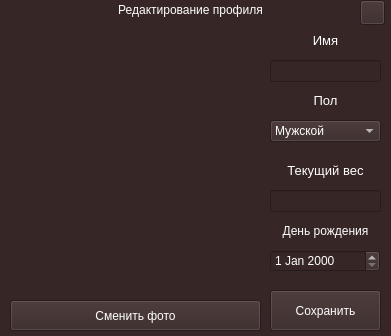
This is Program/new_design/profile.ui in Daniil-Solo/Training-tracker as Qt 5 draws it before an edit. The edited form follows.
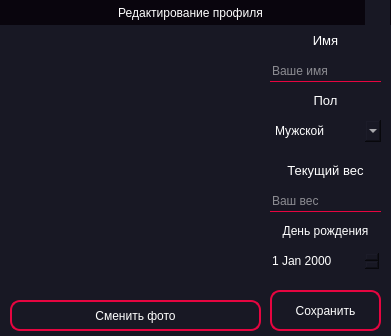
This is the edited form. Icons and pictures are not drawn.

Commit message: add style and color

```diff
--- a/Program/new_design/profile.ui
+++ b/Program/new_design/profile.ui
@@ -31,6 +31,11 @@
   <property name="windowTitle">
    <string>MainWindow</string>
   </property>
+  <property name="styleSheet">
+   <string notr="true">*{
+border:none;
+}</string>
+  </property>
   <widget class="QWidget" name="centralwidget">
    <property name="sizePolicy">
     <sizepolicy hsizetype="Fixed" vsizetype="Fixed">
@@ -39,20 +44,30 @@
     </sizepolicy>
    </property>
    <property name="styleSheet">
-    <string notr="true">color: rgb(255, 255, 255);
-background-color: rgb(54, 38, 38);</string>
+    <string notr="true">*{
+background-color: rgb(24, 24, 36);
+color: rgb(255, 255, 255)
+}</string>
    </property>
    <widget class="QPushButton" name="pushButton">
     <property name="geometry">
      <rect>
-      <x>360</x>
+      <x>365</x>
       <y>0</y>
       <width>25</width>
       <height>25</height>
      </rect>
     </property>
     <property name="styleSheet">
-     <string notr="true"/>
+     <string notr="true">background-color: rgb(9, 5, 13);
+QPushButton{
+}
+QPushButton::hover{
+	border: 0.5px solid rgb(230, 5, 64);
+}
+QPushButton::pressed{
+	border: 3px solid rgb(230, 5, 64);
+}</string>
     </property>
     <property name="text">
      <string/>
@@ -74,9 +89,13 @@
       <x>-10</x>
       <y>0</y>
       <width>401</width>
-      <height>20</height>
+      <height>25</height>
      </rect>
     </property>
+    <property name="styleSheet">
+     <string notr="true">background-color: rgb(9, 5, 13);
+</string>
+    </property>
     <property name="text">
      <string>Редактирование профиля</string>
     </property>
@@ -109,6 +128,12 @@
       <height>22</height>
      </rect>
     </property>
+    <property name="styleSheet">
+     <string notr="true">border-bottom: 1px solid rgb(230, 5, 64)</string>
+    </property>
+    <property name="placeholderText">
+     <string>Ваше имя</string>
+    </property>
    </widget>
    <widget class="QLabel" name="label_3">
     <property name="geometry">
@@ -140,6 +165,20 @@
       <height>31</height>
      </rect>
     </property>
+    <property name="styleSheet">
+     <string notr="true">QPushButton{
+	border: 1.5px solid rgb(230, 5, 64);
+	border-radius: 10px;
+}
+QPushButton::hover{
+	border: 3px solid rgb(230, 5, 64);
+	border-radius: 10px;
+}
+QPushButton::pressed{
+	border: 5px solid rgb(230, 5, 64);
+	border-radius: 10px;
+}</string>
+    </property>
     <property name="text">
      <string>Сменить фото</string>
     </property>
@@ -174,6 +213,12 @@
       <height>22</height>
      </rect>
     </property>
+    <property name="styleSheet">
+     <string notr="true">border-bottom: 1px solid rgb(230, 5, 64)</string>
+    </property>
+    <property name="placeholderText">
+     <string>Ваш вес</string>
+    </property>
    </widget>
    <widget class="QLabel" name="label_5">
     <property name="geometry">
@@ -241,6 +286,22 @@
       <height>41</height>
      </rect>
     </property>
+    <property name="styleSheet">
+     <string notr="true">QPushButton{
+	border: 1.5px solid rgb(230, 5, 64);
+	border-radius: 10px;
+}
+QPushButton::hover{
+	border: 3px solid rgb(230, 5, 64);
+	border-radius: 10px;
+}
+QPushButton::pressed{
+	border: 5px solid rgb(230, 5, 64);
+	border-radius: 10px;
+}
+
+</string>
+    </property>
     <property name="text">
      <string>Сохранить</string>
     </property>
```
Left out of the diff: 5 changed lines with no effect on the pictures.
